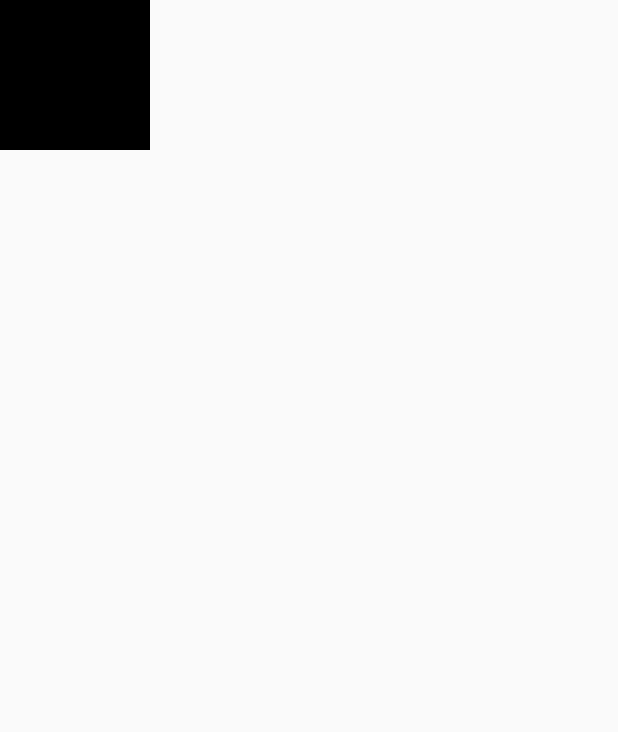
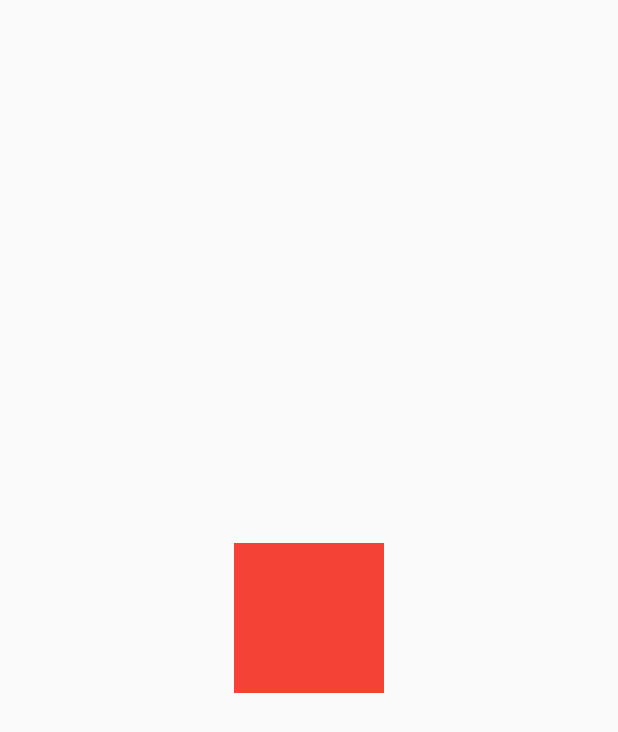
Before and after one commit to Amirmahdi1380/animation_flutter, a Flutter app: the screen it shows after launch, on a phone screen of 412 x 824 dp. Shown: the top 732 px of the screen. Run offline on Flutter 3.47's test engine with Material 2 defaults, Android fonts, the phone set to English and light mode, and no system bars.

Commit message:
rotate Animation

```diff
--- a/lib/main.dart
+++ b/lib/main.dart
@@ -1,5 +1,6 @@
 import 'package:animated/opacity_animation.dart';
 import 'package:animated/position_animated.dart';
+import 'package:animated/raotate_animation.dart';
 import 'package:flutter/material.dart';
 
 void main() {
@@ -12,7 +13,7 @@ class MainScreen extends StatelessWidget {
   @override
   Widget build(BuildContext context) {
     return const MaterialApp(
-      home: PositionAnimated(),
+      home: RotateAnimation(),
     );
   }
 }
--- a/lib/position_animated.dart
+++ b/lib/position_animated.dart
@@ -28,9 +28,14 @@ class _PositionAnimatedState extends State<PositionAnimated> {
                 });
               },
               child: Container(
+                decoration: const BoxDecoration(
+                  color: Colors.black,
+                  borderRadius: BorderRadius.all(
+                    Radius.circular(90),
+                  ),
+                ),
                 height: 100,
                 width: 100,
-                color: Colors.black,
               ),
             ),
           )
--- /dev/null
+++ b/lib/raotate_animation.dart
@@ -0,0 +1,43 @@
+import 'package:flutter/material.dart';
+
+class RotateAnimation extends StatefulWidget {
+  const RotateAnimation({Key? key}) : super(key: key);
+
+  @override
+  State<RotateAnimation> createState() => _RotateAnimationState();
+}
+
+class _RotateAnimationState extends State<RotateAnimation> {
+  double turn = 1;
+  @override
+  Widget build(BuildContext context) {
+    return Scaffold(
+      body: Center(
+        child: AnimatedRotation(
+          turns: turn,
+          curve: Curves.fastOutSlowIn,
+          duration: const Duration(milliseconds: 500),
+          child: GestureDetector(
+            onTap: () {
+              setState(() {
+                if (turn == 0) {
+                  turn = 1;
+                } else {
+                  turn = 0;
+                }
+              });
+            },
+            child: Container(
+              height: 100,
+              width: 100,
+              decoration: BoxDecoration(
+                shape: BoxShape.rectangle,
+                color: Colors.red,
+              ),
+            ),
+          ),
+        ),
+      ),
+    );
+  }
+}
```
